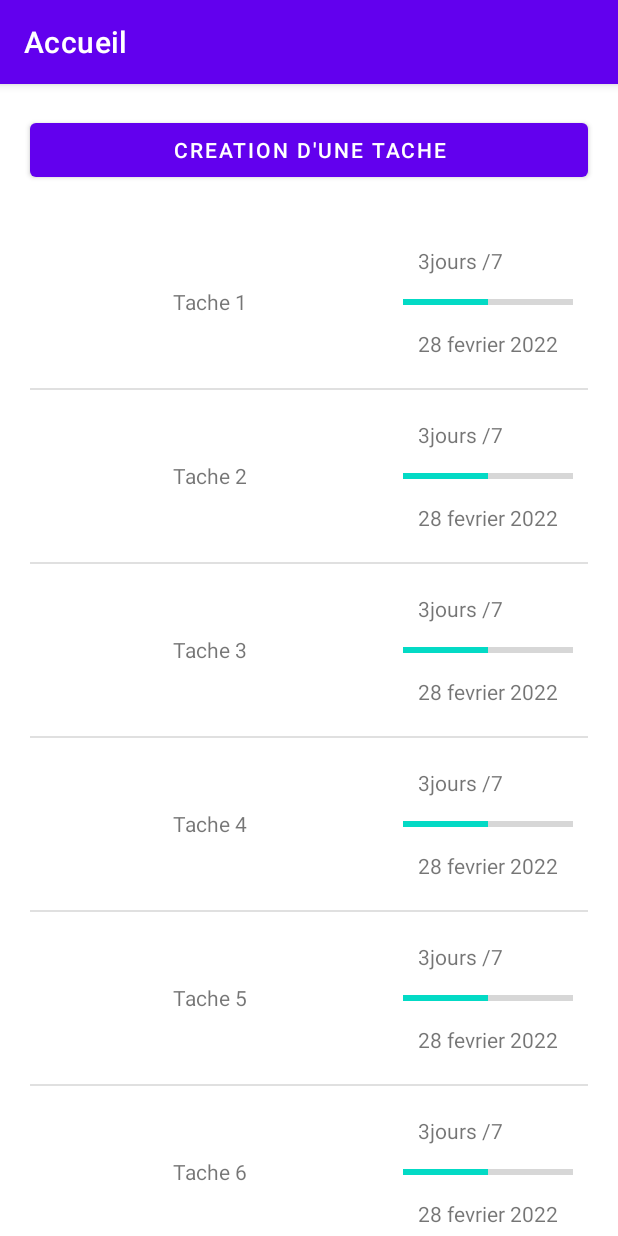
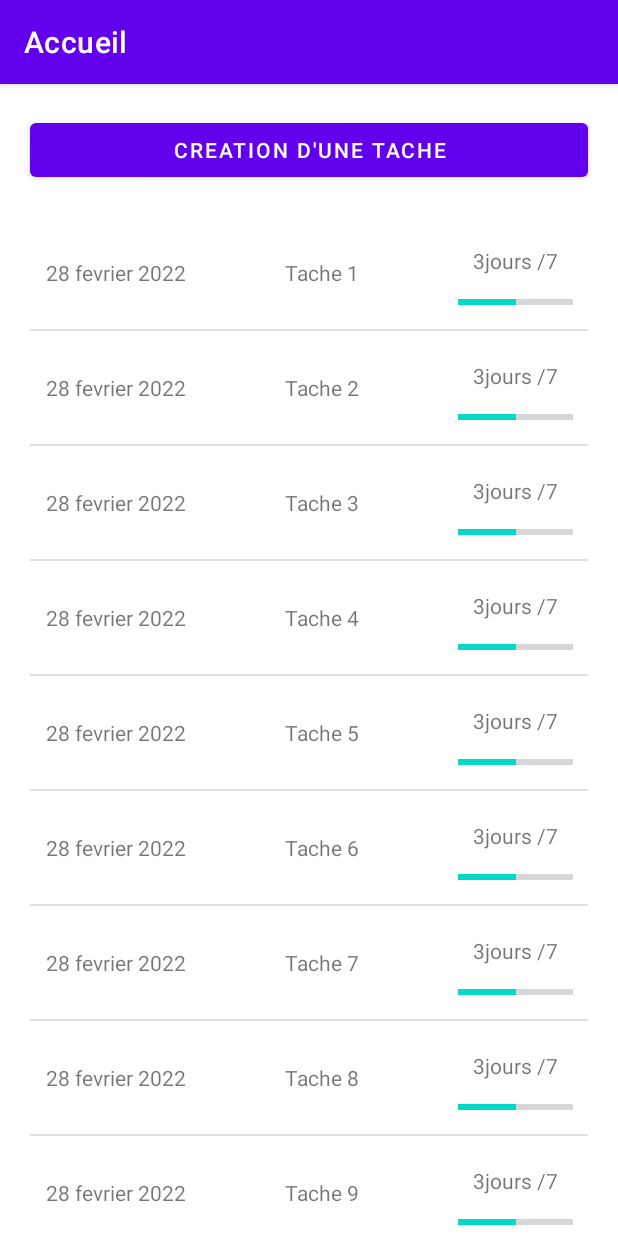
Before and after one commit to Joyce0501/H22-4204N6-KICKMYB-NOUTEJI, an Android app: the AccueilActivity screen opened directly, with no data from a screen before it, on a phone screen of 412 x 824 dp. Run offline under Robolectric (Android 15) with nearby library versions, the phone set to English and light mode, and no system bars.

Commit message:
FCT Mise en place des navigation drawer dans les activités

```diff
--- a/KickMyB/app/src/main/java/com/example/kickmyb/MainActivity.java
+++ b/KickMyB/app/src/main/java/com/example/kickmyb/MainActivity.java
@@ -15,6 +15,7 @@
     protected void onCreate(Bundle savedInstanceState) {
         super.onCreate(savedInstanceState);
         setContentView(R.layout.activity_main);
+        setTitle("Connexion");
 
         binding = ActivityMainBinding.inflate(getLayoutInflater());
         View view = binding.getRoot();
--- a/KickMyB/app/src/main/res/layout/activity_accueil.xml
+++ b/KickMyB/app/src/main/res/layout/activity_accueil.xml
@@ -1,5 +1,6 @@
 <?xml version="1.0" encoding="utf-8"?>
-<LinearLayout xmlns:android="http://schemas.android.com/apk/res/android"
+
+<androidx.drawerlayout.widget.DrawerLayout xmlns:android="http://schemas.android.com/apk/res/android"
     xmlns:app="http://schemas.android.com/apk/res-auto"
     xmlns:tools="http://schemas.android.com/tools"
     android:layout_width="match_parent"
@@ -8,6 +9,10 @@
     android:orientation="vertical"
     tools:context=".MainActivity">
 
+<LinearLayout
+    android:layout_width="match_parent"
+    android:layout_height="match_parent"
+    android:orientation="vertical">
 
     <Button
         android:id="@+id/buttonCreation"
@@ -24,6 +29,18 @@
         android:layout_height="match_parent"
         android:layout_marginHorizontal="20dp"
         android:id="@+id/recyclerview"/>
+</LinearLayout>
 
+    <com.google.android.material.navigation.NavigationView
+        android:id="@+id/navView"
+        android:layout_width="match_parent"
+        android:layout_height="match_parent"
+        android:layout_gravity="start"
+        android:background="@color/teal_200"
+        app:menu="@menu/activity_main_drawer"
+        app:headerLayout="@layout/activity_header"
+        >
 
-</LinearLayout>
+    </com.google.android.material.navigation.NavigationView>
+
+</androidx.drawerlayout.widget.DrawerLayout>
--- a/KickMyB/app/src/main/res/layout/tache_item.xml
+++ b/KickMyB/app/src/main/res/layout/tache_item.xml
@@ -4,6 +4,20 @@
     android:layout_height="wrap_content"
     xmlns:tools="http://schemas.android.com/tools"
     android:orientation="horizontal">
+
+    <LinearLayout
+        android:layout_width="match_parent"
+        android:layout_height="match_parent"
+        android:orientation="horizontal">
+
+        <TextView
+            android:id="@+id/deadline"
+            android:layout_width="wrap_content"
+            android:layout_height="match_parent"
+            android:text="28 fevrier 2022"
+            android:padding="10dp"
+            android:gravity="center"
+            />
 
         <TextView
             android:id="@+id/tvtaches"
@@ -42,15 +56,10 @@
             <!--            android:layout_height="match_parent"-->
             <!--            android:src="@drawable/ic_launcher_foreground"/>-->
 
-        <TextView
-            android:id="@+id/deadline"
-            android:layout_width="wrap_content"
-            android:layout_height="match_parent"
-            android:layout_weight="1"
-            android:text="28 fevrier 2022"
-            android:padding="10dp"/>
 
+        </LinearLayout>
     </LinearLayout>
 
 
+
 </LinearLayout>
--- /dev/null
+++ b/KickMyB/app/src/main/res/menu/activity_main_drawer.xml
@@ -0,0 +1,11 @@
+<?xml version="1.0" encoding="utf-8"?>
+<menu xmlns:android="http://schemas.android.com/apk/res/android">
+    <group>
+    <item android:id="@+id/nav_item_one"
+        android:title="Accueil" />
+    <item android:id="@+id/nav_item_two"
+        android:title="Ajout de tache" />
+    <item android:id="@+id/nav_item_three"
+        android:title="Deconnexion" />
+</group>
+</menu>
```
Also changed, not shown: KickMyB/app/src/main/java/com/example/kickmyb/AccueilActivity.java (+29 -0 lines), KickMyB/app/src/main/java/com/example/kickmyb/ConsultationActivity.java (+29 -0 lines), KickMyB/app/src/main/java/com/example/kickmyb/CreationActivity.java (+29 -0 lines), KickMyB/app/src/main/res/layout/activity_consultation.xml (+26 -11 lines), KickMyB/app/src/main/res/layout/activity_creation.xml (+18 -3 lines), KickMyB/app/src/main/res/layout/activity_header.xml (added, +14 -0 lines). Lines whose indentation alone changed are shown as unchanged.
